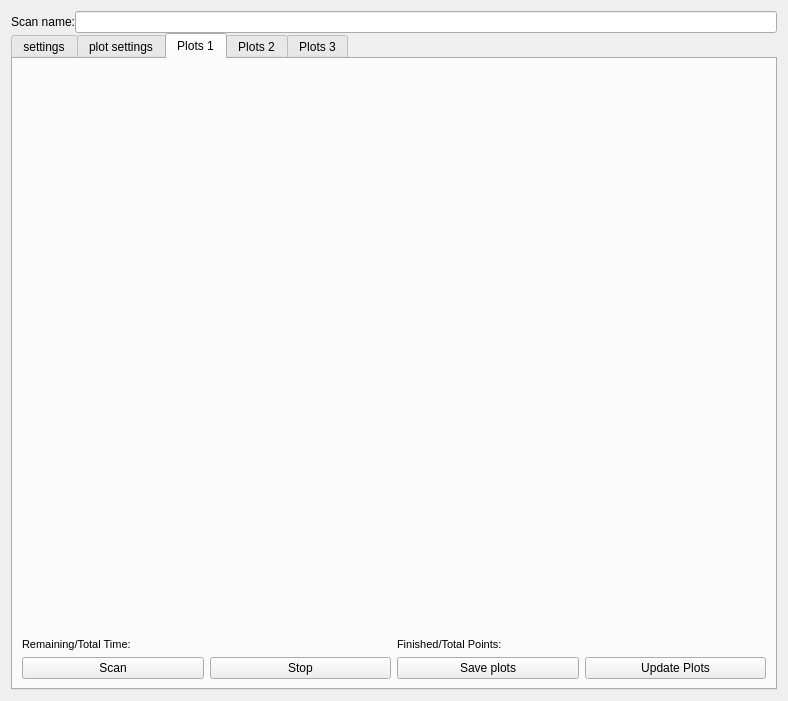
lictailer/zmeter, file core/ui/scan new.ui: the form before one commit.
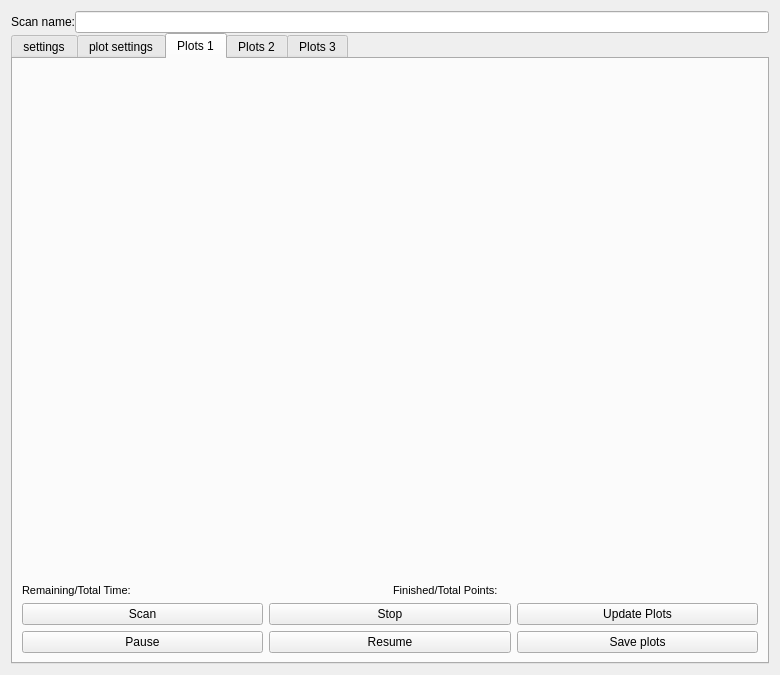
The form after the commit. The open tabs and pages were chosen to show the change.

Commit message: Add Pause/resume function

The edit to the form file:
```diff
--- a/core/ui/scan new.ui
+++ b/core/ui/scan new.ui
@@ -6,8 +6,8 @@
    <rect>
     <x>0</x>
     <y>0</y>
-    <width>788</width>
-    <height>701</height>
+    <width>780</width>
+    <height>675</height>
    </rect>
   </property>
   <property name="windowTitle">
@@ -385,35 +385,52 @@
         </layout>
        </item>
        <item>
-        <layout class="QHBoxLayout" name="horizontalLayout_3">
-         <item>
+        <layout class="QHBoxLayout" name="horizontalLayout_3"/>
+       </item>
+       <item>
+        <layout class="QGridLayout" name="gridLayout_plot1">
+         <item row="2" column="1">
+          <widget class="QPushButton" name="resume_button_1">
+           <property name="text">
+            <string>Resume</string>
+           </property>
+          </widget>
+         </item>
+         <item row="0" column="0">
           <widget class="QPushButton" name="scan_button_1">
            <property name="text">
             <string>Scan</string>
            </property>
           </widget>
          </item>
-         <item>
-          <widget class="QPushButton" name="stop_button_1">
-           <property name="text">
-            <string>Stop</string>
-           </property>
-          </widget>
-         </item>
-         <item>
-          <widget class="QPushButton" name="save_plots_button_1">
-           <property name="text">
-            <string>Save plots</string>
-           </property>
-          </widget>
-         </item>
-         <item>
+         <item row="0" column="2">
           <widget class="QPushButton" name="update_plots_button_1">
            <property name="text">
             <string>Update Plots</string>
            </property>
           </widget>
          </item>
+         <item row="2" column="2">
+          <widget class="QPushButton" name="save_plots_button_1">
+           <property name="text">
+            <string>Save plots</string>
+           </property>
+          </widget>
+         </item>
+         <item row="0" column="1">
+          <widget class="QPushButton" name="stop_button_1">
+           <property name="text">
+            <string>Stop</string>
+           </property>
+          </widget>
+         </item>
+         <item row="2" column="0">
+          <widget class="QPushButton" name="pause_button_1">
+           <property name="text">
+            <string>Pause</string>
+           </property>
+          </widget>
+         </item>
         </layout>
        </item>
       </layout>
```
Left out of the diff: 76 changed lines with no effect on the pictures. The commit also changes 1 other file.
